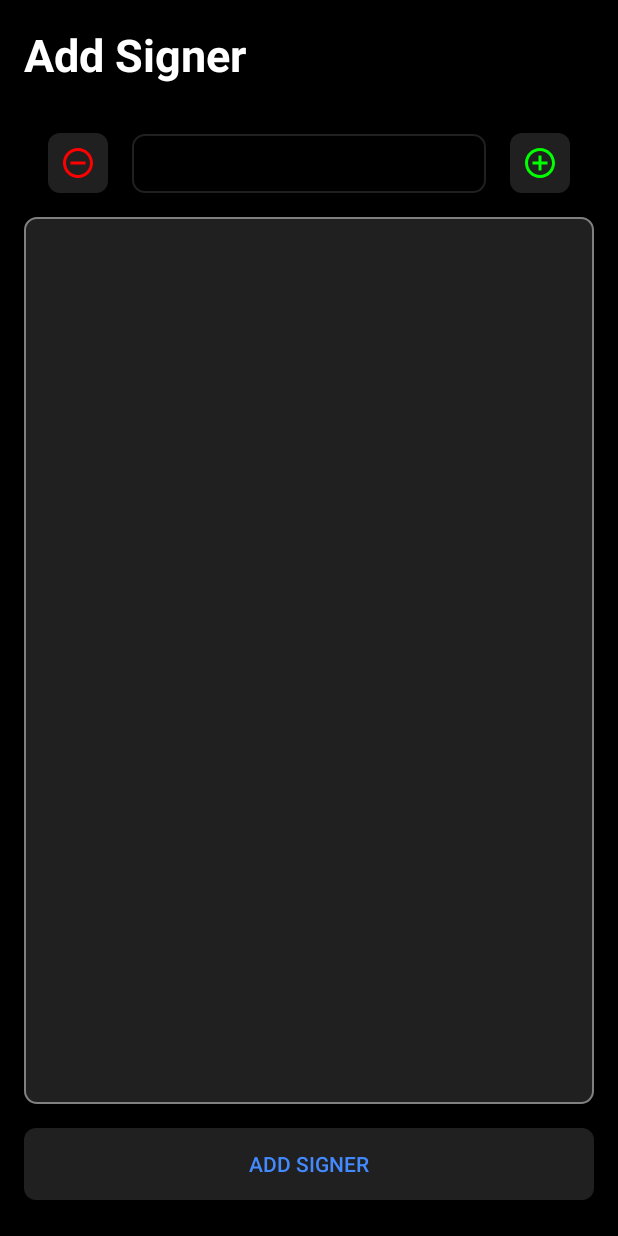
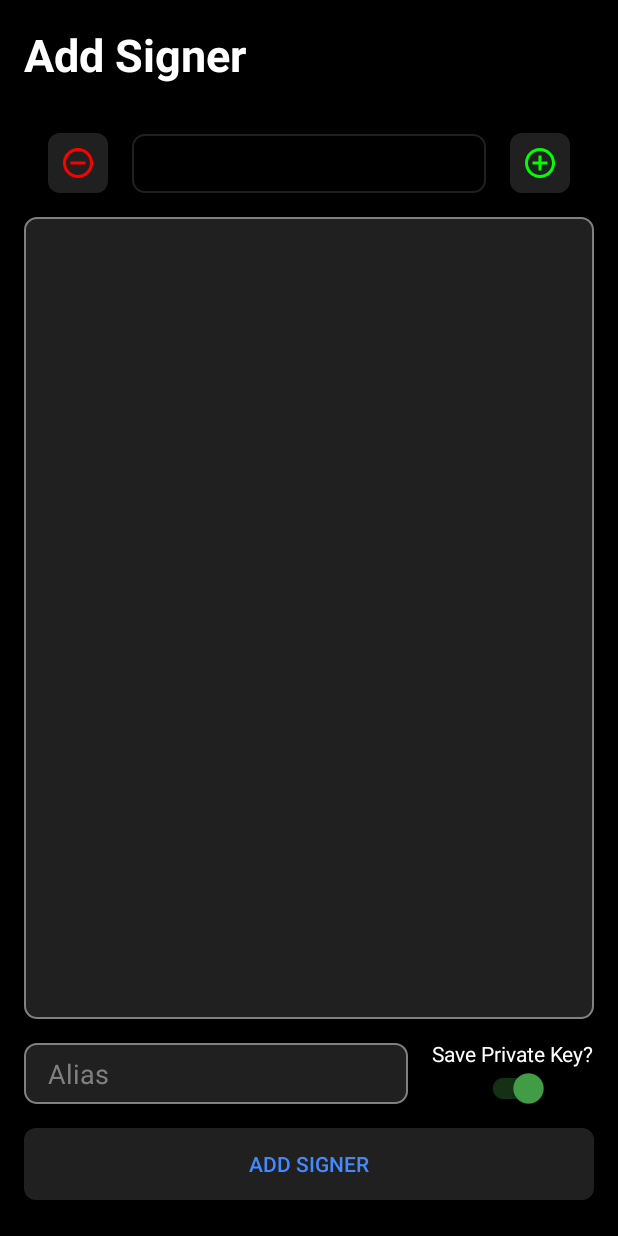
Before and after one commit to shannona/GordianSigner-Android, an Android app: the layout activity_add_account.xml on its own in the app's theme, with its tools: preview values and no code run, on a phone screen of 412 x 824 dp. Run offline under Robolectric (Android 15) with nearby library versions, the phone set to English and light mode, and no system bars.

Commit message:
Key management with alias and with optional private key

```diff
--- a/app/src/main/java/com/bc/gordiansigner/model/Descriptor.kt
+++ b/app/src/main/java/com/bc/gordiansigner/model/Descriptor.kt
@@ -88,7 +88,7 @@ data class Descriptor(
     fun updatePartialAccountMapFromKey(hdKey: HDKey) {
         if (isCompleted()) throw ACCOUNT_MAP_COMPLETED_ERROR
         val keyAccount = hdKey.derive(firstEmptyDerivationPath())
-        updatePartialAccountMap(keyAccount.fingerprintHex, keyAccount.xpub)
+        updatePartialAccountMap(hdKey.fingerprintHex, keyAccount.xpub)
     }
 
     override fun toString() = when (isMulti) {
--- a/app/src/main/java/com/bc/gordiansigner/model/KeyPair.kt
+++ /dev/null
@@ -1,3 +0,0 @@
-package com.bc.gordiansigner.model
-
-class KeyPair(val prv: ByteArray, val pub: ByteArray)
--- a/app/src/main/java/com/bc/gordiansigner/ui/account/add_account/AddAccountActivity.kt
+++ b/app/src/main/java/com/bc/gordiansigner/ui/account/add_account/AddAccountActivity.kt
@@ -189,7 +189,9 @@ class AddAccountActivity : BaseAppCompatActivity() {
 
     private fun importWallet() {
         val phrase = addedWords.joinToString(separator = " ")
-        viewModel.importWallet(phrase, Network.TEST)
+        val alias = aliasEditText.text.toString()
+        val isSavePrivateKey = scSavePrivate.isChecked
+        viewModel.importWallet(phrase, alias, isSavePrivateKey, Network.TEST)
     }
 
     override fun onActivityResult(requestCode: Int, resultCode: Int, data: Intent?) {
--- a/app/src/main/java/com/bc/gordiansigner/ui/sign/PsbtSignViewModel.kt
+++ b/app/src/main/java/com/bc/gordiansigner/ui/sign/PsbtSignViewModel.kt
@@ -40,7 +40,7 @@ class PsbtSignViewModel(
             }
             psbt
         }.subscribeOn(Schedulers.computation()).observeOn(Schedulers.io()).flatMap { psbt ->
-            walletService.getHDKeyXprvs().flatMap { hdKeys ->
+            walletService.getHDKeys().flatMap { hdKeys ->
                 if (hdKeys.isEmpty()) {
                     Single.error(NO_HD_KEY_FOUND_ERROR)
                 } else {
--- /dev/null
+++ b/app/src/main/res/drawable/ic_key_24.xml
@@ -0,0 +1,5 @@
+<vector android:height="24dp" android:tint="#FFFF00"
+    android:viewportHeight="24" android:viewportWidth="24"
+    android:width="24dp" xmlns:android="http://schemas.android.com/apk/res/android">
+    <path android:fillColor="@android:color/white" android:pathData="M12.65,10C11.83,7.67 9.61,6 7,6c-3.31,0 -6,2.69 -6,6s2.69,6 6,6c2.61,0 4.83,-1.67 5.65,-4H17v4h4v-4h2v-4H12.65zM7,14c-1.1,0 -2,-0.9 -2,-2s0.9,-2 2,-2 2,0.9 2,2 -0.9,2 -2,2z"/>
+</vector>
--- a/app/src/main/res/layout/activity_add_account.xml
+++ b/app/src/main/res/layout/activity_add_account.xml
@@ -70,8 +70,54 @@
         android:background="@drawable/bordered_grey_rounded_background"
         android:padding="16dp"
         android:textSize="14sp"
+        app:layout_constraintBottom_toTopOf="@id/aliasEditText"
+        app:layout_constraintTop_toBottomOf="@id/editText" />
+
+    <androidx.appcompat.widget.AppCompatEditText
+        android:id="@+id/aliasEditText"
+        android:layout_width="0dp"
+        android:layout_height="wrap_content"
+        android:layout_marginHorizontal="16dp"
+        android:layout_marginBottom="16dp"
+        android:background="@drawable/bordered_grey_rounded_background"
+        android:hint="@string/alias"
+        android:paddingHorizontal="16dp"
+        android:paddingVertical="8dp"
+        android:textColor="@color/white"
+        android:textColorHint="@color/gray"
         app:layout_constraintBottom_toTopOf="@id/buttonAddSigner"
-        app:layout_constraintTop_toBottomOf="@id/editText" />
+        app:layout_constraintEnd_toStartOf="@id/layoutSave"
+        app:layout_constraintStart_toStartOf="parent"
+        app:layout_constraintTop_toBottomOf="@id/wordsEditText" />
+
+    <androidx.constraintlayout.widget.ConstraintLayout
+        android:id="@+id/layoutSave"
+        android:layout_width="wrap_content"
+        android:layout_height="wrap_content"
+        android:layout_marginEnd="16dp"
+        app:layout_constraintBottom_toTopOf="@id/buttonAddSigner"
+        app:layout_constraintEnd_toEndOf="parent"
+        app:layout_constraintTop_toBottomOf="@id/wordsEditText">
+
+        <androidx.appcompat.widget.AppCompatTextView
+            android:layout_width="wrap_content"
+            android:layout_height="wrap_content"
+            android:text="@string/save_private_key"
+            app:layout_constraintBottom_toTopOf="@id/scSavePrivate"
+            app:layout_constraintEnd_toEndOf="parent"
+            app:layout_constraintStart_toStartOf="parent"
+            app:layout_constraintTop_toTopOf="parent" />
+
+        <androidx.appcompat.widget.SwitchCompat
+            android:id="@+id/scSavePrivate"
+            android:layout_width="wrap_content"
+            android:layout_height="wrap_content"
+            android:checked="true"
+            app:layout_constraintBottom_toBottomOf="parent"
+            app:layout_constraintEnd_toEndOf="parent"
+            app:layout_constraintStart_toStartOf="parent" />
+
+    </androidx.constraintlayout.widget.ConstraintLayout>
 
     <androidx.appcompat.widget.AppCompatButton
         android:id="@+id/buttonAddSigner"
--- a/app/src/main/res/values/colors.xml
+++ b/app/src/main/res/values/colors.xml
@@ -8,4 +8,5 @@
     <color name="dodger_blue">#448AFF</color>
     <color name="mine_shaft">#202020</color>
     <color name="tundora">#444444</color>
+    <color name="apple">#43A047</color>
 </resources>
--- a/app/src/main/res/values/strings.xml
+++ b/app/src/main/res/values/strings.xml
@@ -67,5 +67,10 @@
     <string name="result">Result</string>
     <string name="delete_signer">Delete Signer</string>
     <string name="this_action_is_undoable">This action is undoable! The signer will be gone forever.</string>
+    <string name="do_you_want_to_delete_the_whole_key">Do you want to delete the whole key or delete the private key only?</string>
     <string name="delete">Delete</string>
+    <string name="alias">Alias</string>
+    <string name="save_private_key">Save Private Key?</string>
+    <string name="fingerprint_alias_format">%1$s (%2$s)</string>
+    <string name="delete_private_key">Delete private key</string>
 </resources>
--- a/app/src/main/res/values/styles.xml
+++ b/app/src/main/res/values/styles.xml
@@ -8,6 +8,7 @@
         <item name="android:textColor">@color/white</item>
         <item name="android:itemBackground">@color/tundora</item>
         <item name="bottomSheetDialogTheme">@style/AppBottomSheetDialogTheme</item>
+        <item name="colorControlActivated">@color/apple</item>
     </style>
 
     <style name="AlertDialogCustom" parent="Theme.AppCompat.DayNight.Dialog.Alert">
```
Also changed, not shown: app/src/main/java/com/bc/gordiansigner/model/KeyInfo.kt (added, +33 -0 lines), app/src/main/java/com/bc/gordiansigner/service/WalletService.kt (+58 -17 lines), app/src/main/java/com/bc/gordiansigner/ui/DialogController.kt (+14 -0 lines), app/src/main/java/com/bc/gordiansigner/ui/account/AccountRecyclerViewAdapter.kt (+27 -15 lines), app/src/main/java/com/bc/gordiansigner/ui/account/AccountsActivity.kt (+25 -8 lines), app/src/main/java/com/bc/gordiansigner/ui/account/AccountsViewModel.kt (+11 -2 lines), app/src/main/java/com/bc/gordiansigner/ui/account/add_account/AddAccountViewModel.kt (+6 -4 lines), app/src/main/res/layout/item_signer.xml (+12 -0 lines).
